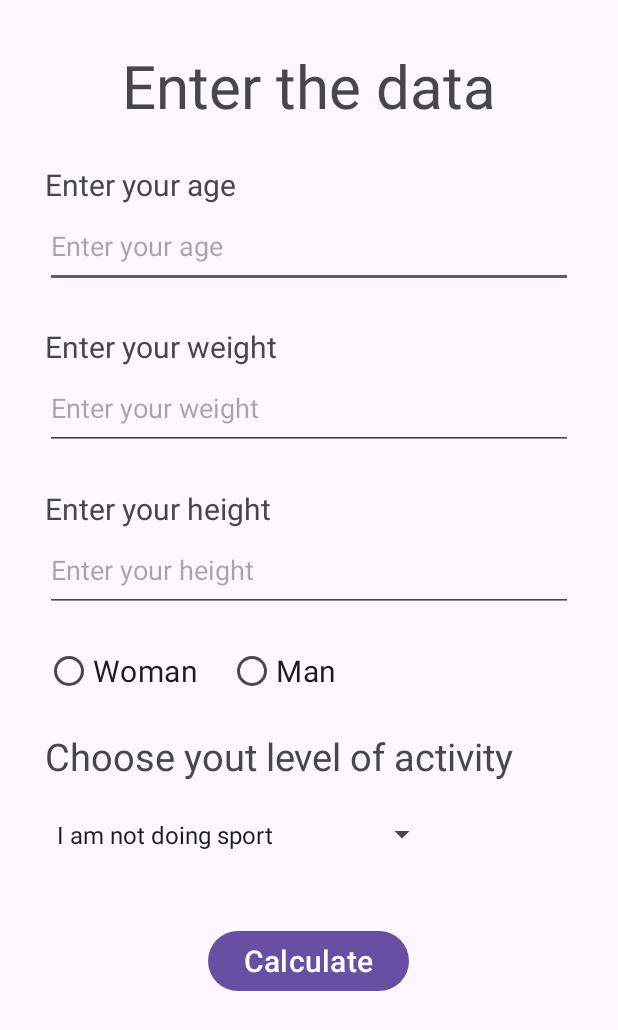
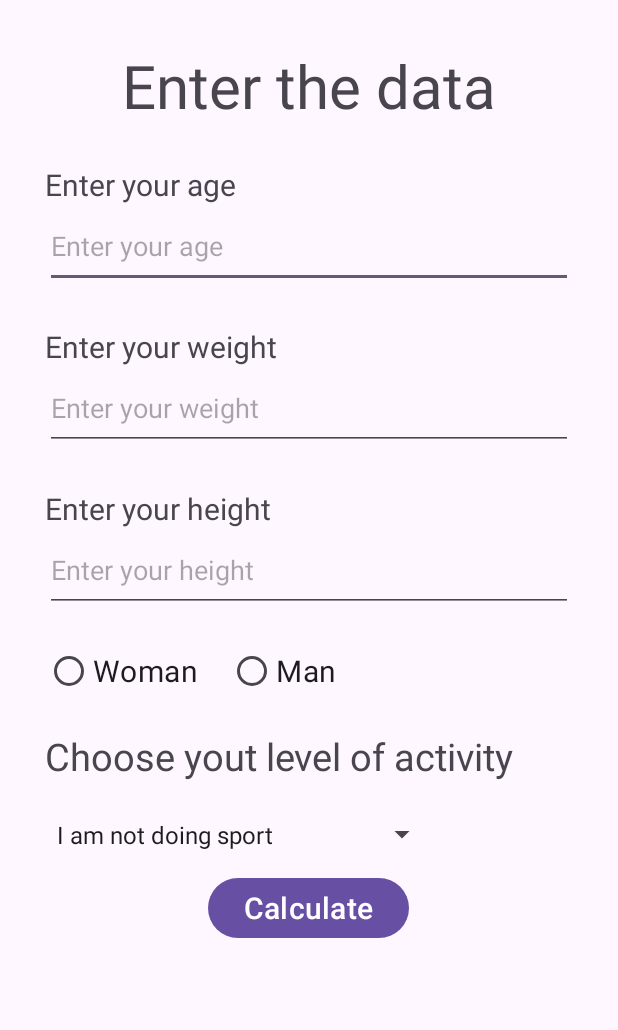
Before and after one commit to alexexisted/HealthCounterApp, an Android app: the screen it shows after launch (MainActivity), on a phone screen of 412 x 824 dp. Shown: the top 1030 px of the screen. Run offline under Robolectric (Android 15) with nearby library versions, the phone set to English and light mode, and no system bars; our stand-ins replace data binding.

Commit message:
changed margin to bottom for smaller phones

```diff
--- a/app/src/main/res/layout/fragment_collect_info.xml
+++ b/app/src/main/res/layout/fragment_collect_info.xml
@@ -115,7 +115,7 @@
                 android:id="@+id/btCalculate"
                 android:layout_width="wrap_content"
                 android:layout_height="wrap_content"
-                android:layout_marginTop="35dp"
+                android:layout_marginBottom="10dp"
                 android:text="@string/calculate"
                 android:textSize="20sp"
         />
```
